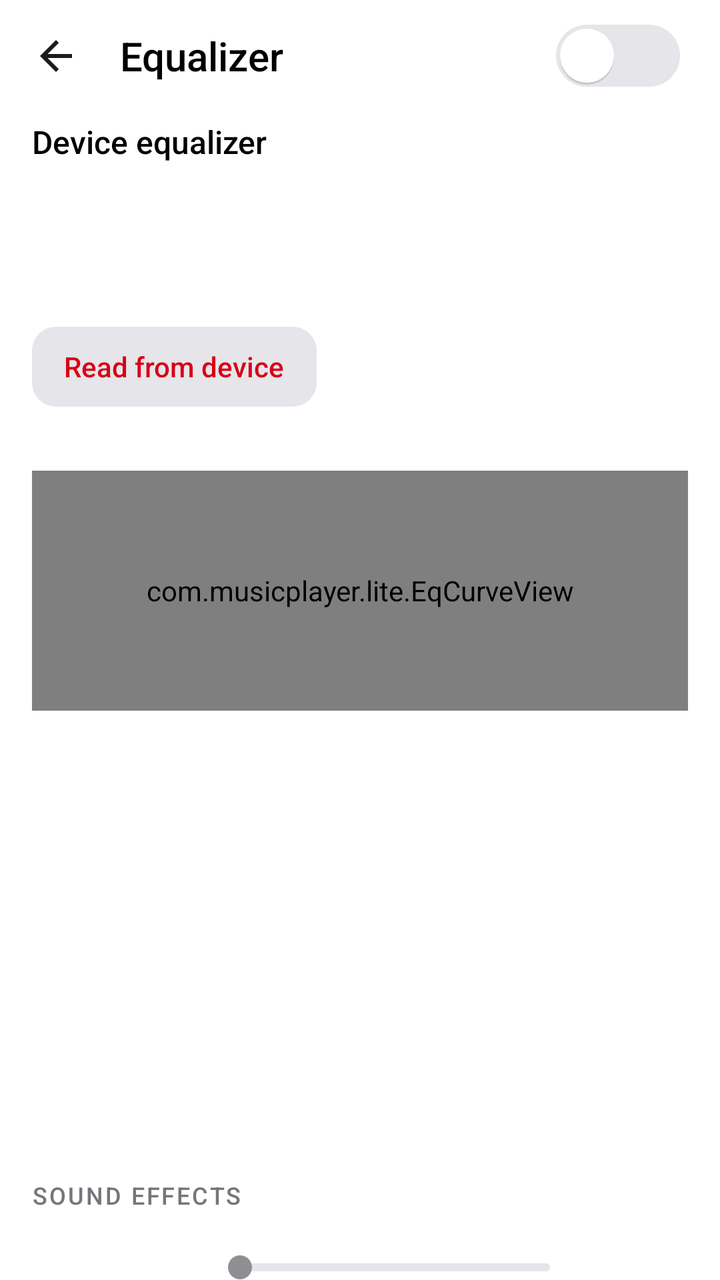
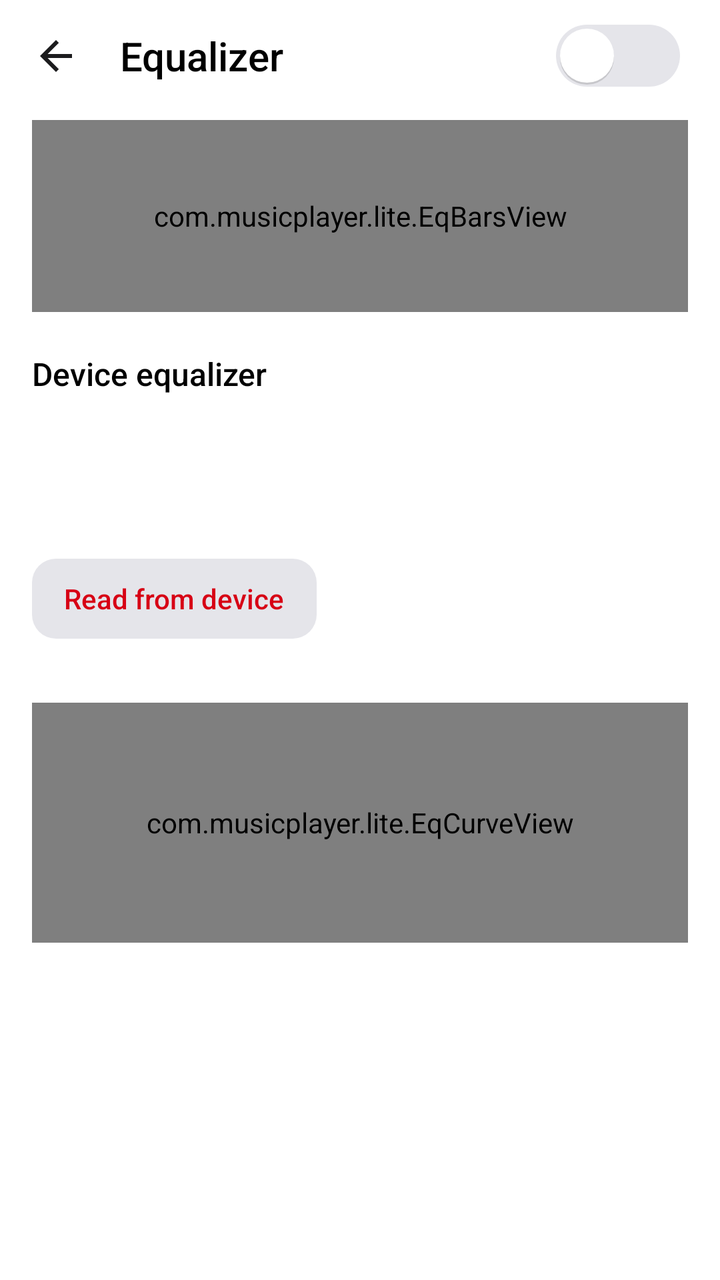

Compare the two renders of this Android layout. The source of the first and the diff that turns it into the second are given below.
<!-- AndroidManifest.xml: application theme AppTheme -->
<!-- res/layout/activity_equalizer.xml -->
<?xml version="1.0" encoding="utf-8"?>
<LinearLayout xmlns:android="http://schemas.android.com/apk/res/android"
    android:layout_width="match_parent"
    android:layout_height="match_parent"
    android:orientation="vertical">

    <LinearLayout
        style="@style/TopBar"
        android:paddingStart="4dp"
        android:paddingEnd="4dp">

        <ImageButton
            android:id="@+id/btn_back"
            style="@style/IconButton"
            android:contentDescription="@string/cd_back"
            android:src="@drawable/ic_arrow_back" />

        <TextView
            style="@style/TopTitle"
            android:layout_width="0dp"
            android:layout_marginStart="8dp"
            android:layout_weight="1"
            android:text="@string/eq_title" />

        <Switch
            android:id="@+id/eq_switch"
            android:layout_width="wrap_content"
            android:layout_height="wrap_content"
            android:layout_marginEnd="16dp"
            android:contentDescription="@string/eq_switch" />
    </LinearLayout>

    <TextView
        android:id="@+id/eq_unavailable"
        android:layout_width="match_parent"
        android:layout_height="wrap_content"
        android:padding="@dimen/gutter"
        android:text="@string/eq_unavailable"
        android:textColor="@color/text_secondary"
        android:textSize="15sp"
        android:visibility="gone" />

    <ScrollView
        android:id="@+id/eq_content"
        android:layout_width="match_parent"
        android:layout_height="0dp"
        android:layout_weight="1"
        android:scrollbars="none">

        <LinearLayout
            android:layout_width="match_parent"
            android:layout_height="wrap_content"
            android:orientation="vertical"
            android:paddingStart="@dimen/gutter"
            android:paddingEnd="@dimen/gutter"
            android:paddingBottom="24dp">

            <include layout="@layout/part_eq_device" />

            <HorizontalScrollView
                android:layout_width="match_parent"
                android:layout_height="wrap_content"
                android:overScrollMode="never"
                android:scrollbars="none">

                <LinearLayout
                    android:id="@+id/eq_presets"
                    android:layout_width="wrap_content"
                    android:layout_height="wrap_content"
                    android:orientation="horizontal" />
            </HorizontalScrollView>

            <LinearLayout
                android:layout_width="match_parent"
                android:layout_height="wrap_content"
                android:layout_marginTop="16dp"
                android:orientation="vertical"
                android:tag="glass:card,padded">

                <com.musicplayer.lite.EqCurveView
                    android:id="@+id/eq_curve"
                    android:layout_width="match_parent"
                    android:layout_height="@dimen/eq_curve_height" />

                <LinearLayout
                    android:id="@+id/eq_bands"
                    android:layout_width="match_parent"
                    android:layout_height="@dimen/eq_band_height"
                    android:orientation="horizontal" />
            </LinearLayout>

            <TextView
                style="@style/SectionLabel"
                android:layout_marginTop="24dp"
                android:text="@string/eq_effects" />

            <LinearLayout
                android:layout_width="match_parent"
                android:layout_height="wrap_content"
                android:orientation="vertical"
                android:tag="glass:card,padded">

                <include
                    android:id="@+id/fx_bass"
                    layout="@layout/row_effect" />

                <include
                    android:id="@+id/fx_virt"
                    layout="@layout/row_effect" />

                <include
                    android:id="@+id/fx_loud"
                    layout="@layout/row_effect" />
            </LinearLayout>

            <LinearLayout
                android:layout_width="match_parent"
                android:layout_height="wrap_content"
                android:layout_marginTop="16dp"
                android:orientation="horizontal">

                <TextView
                    android:id="@+id/eq_reset"
                    style="@style/PillOutline"
                    android:clickable="true"
                    android:focusable="true"
                    android:text="@string/eq_reset" />

                <TextView
                    android:id="@+id/eq_system"
                    style="@style/PillOutline"
                    android:layout_marginStart="10dp"
                    android:clickable="true"
                    android:focusable="true"
                    android:text="@string/eq_system" />
            </LinearLayout>
        </LinearLayout>
    </ScrollView>
</LinearLayout>
<!-- res/layout/part_eq_device.xml (included above) -->
<?xml version="1.0" encoding="utf-8"?>
<LinearLayout xmlns:android="http://schemas.android.com/apk/res/android"
    android:id="@+id/eq_device"
    android:layout_width="match_parent"
    android:layout_height="wrap_content"
    android:layout_marginTop="4dp"
    android:layout_marginBottom="16dp"
    android:orientation="vertical"
    android:tag="glass:card,padded">

    <TextView
        style="@style/SettingTitle"
        android:fontFamily="sans-serif-medium"
        android:text="@string/eq_dev_title" />

    <TextView
        android:id="@+id/eq_dev_status"
        style="@style/SettingSub"
        android:layout_marginTop="4dp" />

    <include
        android:id="@+id/row_eq_device"
        layout="@layout/row_setting" />

    <TextView
        android:id="@+id/eq_dev_read"
        style="@style/PillSmall"
        android:layout_marginTop="4dp"
        android:clickable="true"
        android:focusable="true"
        android:text="@string/eq_dev_read" />
</LinearLayout>
<!-- res/layout/row_effect.xml (included above) -->
<?xml version="1.0" encoding="utf-8"?>
<LinearLayout xmlns:android="http://schemas.android.com/apk/res/android"
    android:layout_width="match_parent"
    android:layout_height="wrap_content"
    android:gravity="center_vertical"
    android:minHeight="56dp"
    android:orientation="horizontal">

    <TextView
        android:id="@+id/fx_label"
        android:layout_width="0dp"
        android:layout_height="wrap_content"
        android:layout_weight="1.1"
        android:textColor="@color/text_primary"
        android:textSize="15sp" />

    <SeekBar
        android:id="@+id/fx_seek"
        android:layout_width="0dp"
        android:layout_height="40dp"
        android:layout_weight="2"
        android:maxHeight="4dp"
        android:minHeight="4dp"
        android:paddingStart="9dp"
        android:paddingEnd="9dp"
        android:progressDrawable="@drawable/seek_progress"
        android:splitTrack="false"
        android:thumb="@drawable/seek_thumb" />

    <TextView
        android:id="@+id/fx_value"
        android:layout_width="60dp"
        android:layout_height="wrap_content"
        android:fontFeatureSettings="tnum"
        android:gravity="end"
        android:textColor="@color/text_secondary"
        android:textSize="13sp" />
</LinearLayout>
<!-- res/layout/row_setting.xml (included above) -->
<?xml version="1.0" encoding="utf-8"?>
<LinearLayout xmlns:android="http://schemas.android.com/apk/res/android"
    xmlns:tools="http://schemas.android.com/tools"
    android:layout_width="match_parent"
    android:layout_height="wrap_content"
    android:background="?android:attr/selectableItemBackground"
    android:gravity="center_vertical"
    android:minHeight="56dp"
    android:orientation="horizontal"
    tools:ignore="Overdraw">

    <LinearLayout
        android:layout_width="0dp"
        android:layout_height="wrap_content"
        android:layout_weight="1"
        android:orientation="vertical"
        android:paddingTop="8dp"
        android:paddingBottom="8dp">

        <TextView
            android:id="@+id/set_title"
            style="@style/SettingTitle" />

        <TextView
            android:id="@+id/set_sub"
            style="@style/SettingSub"
            android:visibility="gone" />
    </LinearLayout>

    <Switch
        android:id="@+id/set_switch"
        android:layout_width="wrap_content"
        android:layout_height="wrap_content"
        android:layout_marginStart="12dp"
        android:importantForAccessibility="no"
        android:visibility="gone" />
</LinearLayout>
<!-- resources referenced by this layout -->
<resources>
  <color name="text_primary">#FFFFFF</color>
  <color name="text_secondary">#A1A1A6</color>
  <dimen name="eq_band_height">210dp</dimen>
  <dimen name="eq_curve_height">120dp</dimen>
  <dimen name="gutter">16dp</dimen>
  <!-- drawable seek_thumb (drawable) -->
  <?xml version="1.0" encoding="utf-8"?>
  <shape xmlns:android="http://schemas.android.com/apk/res/android"
      android:shape="oval">
      <solid android:color="@color/icon_dim" />
      <size
          android:width="12dp"
          android:height="12dp" />
  </shape>
  <string name="cd_back">Back</string>
  <string name="eq_dev_read">Read from device</string>
  <string name="eq_dev_title">Device equalizer</string>
  <string name="eq_effects">Sound effects</string>
  <string name="eq_reset">Reset all</string>
  <string name="eq_switch">Equalizer on or off</string>
  <string name="eq_system">Open system sound settings</string>
  <string name="eq_title">Equalizer</string>
  <string name="eq_unavailable">The equalizer isn\'t available on this device\'s audio system.</string>
  <style name="IconButton">
          <item name="android:layout_width">@dimen/icon_btn</item>
          <item name="android:layout_height">@dimen/icon_btn</item>
          <item name="android:background">?android:attr/selectableItemBackgroundBorderless</item>
          <item name="android:scaleType">center</item>
          <item name="android:tint">@color/icon</item>
      </style>
  <style name="PillOutline" parent="Pill">
          <item name="android:background">@drawable/bg_pill_outline</item>
          <item name="android:textColor">@color/text_primary</item>
          <item name="android:drawableTint">@color/text_primary</item>
      </style>
  <style name="SettingSub">
          <item name="android:layout_width">match_parent</item>
          <item name="android:layout_height">wrap_content</item>
          <item name="android:layout_marginTop">2dp</item>
          <item name="android:textColor">@color/text_secondary</item>
          <item name="android:textSize">13sp</item>
      </style>
  <style name="SettingTitle">
          <item name="android:layout_width">match_parent</item>
          <item name="android:layout_height">wrap_content</item>
          <item name="android:textColor">@color/text_primary</item>
          <item name="android:textSize">16sp</item>
      </style>
  <color name="eq_track">#3A3A3C</color>
  <color name="icon_dim">#8E8E93</color>
  <dimen name="icon_btn">48dp</dimen>
  <color name="icon">#FFFFFF</color>
  <color name="accent_text">#FF453A</color>
  <color name="text_tertiary">#8E8E93</color>
  <dimen name="topbar_height">56dp</dimen>
  <dimen name="text_top_title">20sp</dimen>
  <color name="surface">#1C1C1E</color>
  <color name="bg">#000000</color>
  <color name="ripple">#33FFFFFF</color>
  <style name="AppDialog" parent="android:Theme.Material.Dialog.Alert">
          <item name="android:colorBackground">@color/surface_raised</item>
          <item name="android:colorAccent">@color/accent_text</item>
          <item name="android:textColorPrimary">@color/text_primary</item>
          <item name="android:textColorSecondary">@color/text_secondary</item>
      </style>
  <style name="AppPopup" parent="android:Widget.Material.PopupMenu">
          <item name="android:popupBackground">@color/surface_raised</item>
      </style>
  <dimen name="pill_height">44dp</dimen>
  <color name="outline">#48484A</color>
  <color name="surface_raised">#2C2C2E</color>
  <color name="accent">#E5202B</color>
  <!-- unchanged entries left out for length: 13 -->
</resources>

<!-- the commit's change to res/layout/activity_equalizer.xml (unified diff, before → after) -->
@@ -1,5 +1,6 @@
 <?xml version="1.0" encoding="utf-8"?>
 <LinearLayout xmlns:android="http://schemas.android.com/apk/res/android"
+    xmlns:app="http://schemas.android.com/apk/res-auto"
     android:layout_width="match_parent"
     android:layout_height="match_parent"
     android:orientation="vertical">
@@ -54,6 +55,20 @@
             android:paddingStart="@dimen/gutter"
             android:paddingEnd="@dimen/gutter"
             android:paddingBottom="24dp">
+
+            
+            <com.musicplayer.lite.EqBarsView
+                android:id="@+id/eq_bars"
+                android:layout_width="match_parent"
+                android:layout_height="@dimen/eq_bars_height"
+                android:layout_marginTop="4dp"
+                android:layout_marginBottom="16dp"
+                android:background="@drawable/bg_card"
+                android:importantForAccessibility="no"
+                android:padding="16dp"
+                android:tag="glass:card"
+                app:barColor="@color/accent"
+                app:bars="20" />
 
             <include layout="@layout/part_eq_device" />
 
<!-- resource entries referenced after the edit -->
@@ -3,8 +3,16 @@
   <color name="text_primary">#FFFFFF</color>
   <color name="text_secondary">#A1A1A6</color>
   <dimen name="eq_band_height">210dp</dimen>
+  <dimen name="eq_bars_height">96dp</dimen>
   <dimen name="eq_curve_height">120dp</dimen>
   <dimen name="gutter">16dp</dimen>
+  <!-- drawable bg_card (drawable) -->
+  <?xml version="1.0" encoding="utf-8"?>
+  <shape xmlns:android="http://schemas.android.com/apk/res/android"
+      android:shape="rectangle">
+      <solid android:color="@color/grouped_card" />
+      <corners android:radius="12dp" />
+  </shape>
   <!-- drawable seek_thumb (drawable) -->
   <?xml version="1.0" encoding="utf-8"?>
   <shape xmlns:android="http://schemas.android.com/apk/res/android"
@@ -48,6 +56,7 @@
           <item name="android:textColor">@color/text_primary</item>
           <item name="android:textSize">16sp</item>
       </style>
+  <color name="grouped_card">#1C1C1E</color>
   <color name="eq_track">#3A3A3C</color>
   <color name="icon_dim">#8E8E93</color>
   <dimen name="icon_btn">48dp</dimen>
